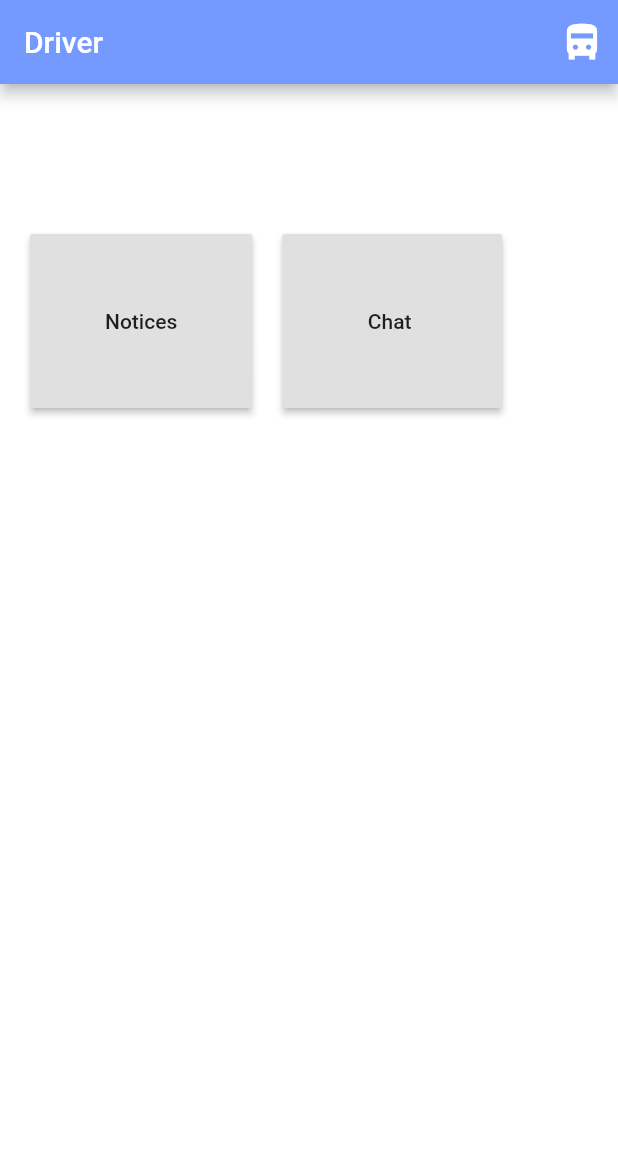
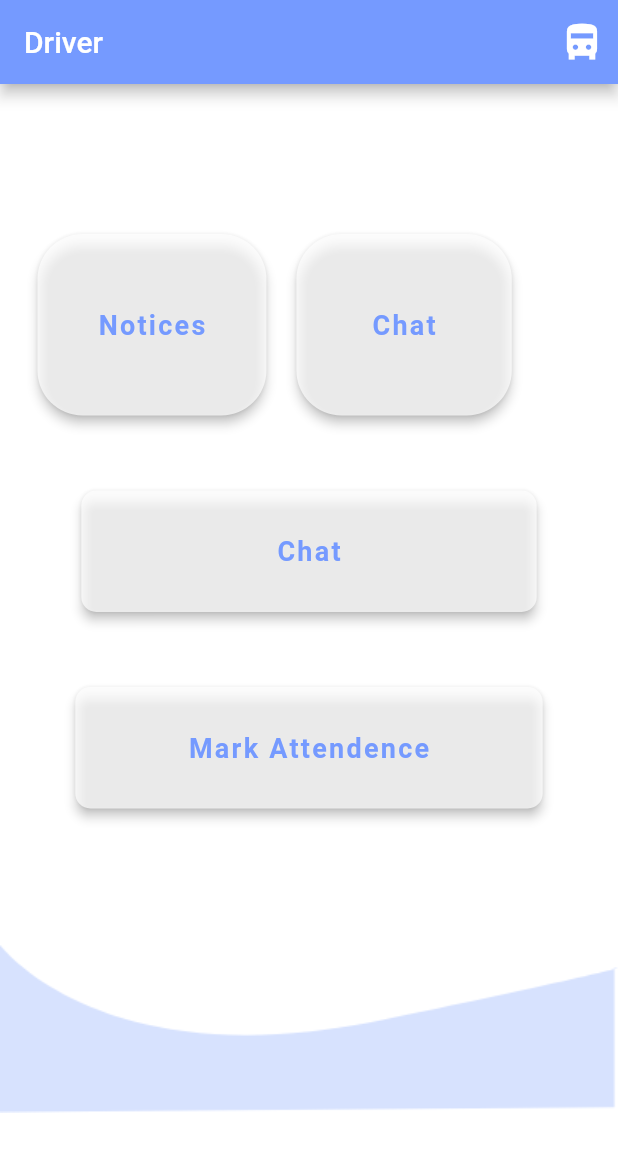
Before and after one commit to Christy02/SafeBus, a Flutter app: the DriverPage screen opened directly, on a phone screen of 412 x 824 dp. Shown: the top 1152 px of the screen. Run offline on Flutter 3.47's test engine with Material 2 defaults, Android fonts, the light colour scheme and no system bars; our stand-ins replace cloud_firestore, firebase_auth, firebase_core, fluttertoast; accounts and stored records are empty; Roboto replaces fonts that are missing (OpenSans).

Commit message:
notice added

```diff
--- a/lib/driver.dart
+++ b/lib/driver.dart
@@ -1,6 +1,6 @@
 import 'package:flutter/material.dart';
-
 import 'login.dart';
+import 'notice.dart';
 
 class DriverPage extends StatefulWidget {
   const DriverPage({Key? key}) : super(key: key);
@@ -12,7 +12,9 @@ class DriverPage extends StatefulWidget {
 class _DriverPageState extends State<DriverPage> {
   @override
   Widget build(BuildContext context) {
+    Size size = MediaQuery.of(context).size;
     return Scaffold(
+      resizeToAvoidBottomInset: false,
       appBar: AppBar(
         title: const Text('Driver'),
         backgroundColor: Color.fromARGB(255, 117, 154, 255),
@@ -30,37 +32,153 @@ class _DriverPageState extends State<DriverPage> {
               ))
         ],
       ),
-      body: Container(
-        child: Padding(
+      body: Column(
+        children: <Widget>[
+          Padding(
             padding: const EdgeInsets.only(
               top: 100,
-            left: 20,
-            right: 20,
+              left: 25,
+              right: 25,
             ),
             child: Row(
               children: <Widget>[
-              RaisedButton(
-                  padding: EdgeInsets.all(50),
+                ElevatedButton(
+                    style: ElevatedButton.styleFrom(
+                        primary: Colors.white70,
+                        elevation: 3,
+                        shape: RoundedRectangleBorder(
+                          borderRadius: BorderRadius.circular(30),
+                        ),
+                        padding: EdgeInsets.symmetric(
+                          vertical: 50,
+                          horizontal: 40,
+                        )),
                     onPressed: () {
                       Route route =
-                        MaterialPageRoute(builder: (context) => LoginPage());
+                          MaterialPageRoute(builder: (context) => NoticePage());
                       Navigator.push(context, route);
                     },
-                  child: const Text('Notices')),
+                    child: const Text(
+                      'Notices',
+                      style: TextStyle(
+                        letterSpacing: 1.5,
+                        fontSize: 18.0,
+                        fontWeight: FontWeight.bold,
+                        fontFamily: 'OpenSans',
+                        color: Color.fromARGB(255, 117, 154, 255),
+                      ),
+                    )),
                 const SizedBox(
                   width: 20,
                 ),
-              RaisedButton(
-                  padding: EdgeInsets.all(50),
+                ElevatedButton(
+                    style: ElevatedButton.styleFrom(
+                        primary: Colors.white70,
+                        elevation: 3,
+                        shape: RoundedRectangleBorder(
+                          borderRadius: BorderRadius.circular(30),
+                        ),
+                        padding: EdgeInsets.symmetric(
+                          vertical: 50,
+                          horizontal: 50,
+                        )),
                     onPressed: () {
                       Route route =
-                        MaterialPageRoute(builder: (context) => LoginPage());
+                          MaterialPageRoute(builder: (context) => NoticePage());
                       Navigator.push(context, route);
                     },
-                  child: const Text('  Chat   ')),
+                    child: const Text(
+                      'Chat',
+                      style: TextStyle(
+                        letterSpacing: 1.5,
+                        fontSize: 18.0,
+                        fontWeight: FontWeight.bold,
+                        fontFamily: 'OpenSans',
+                        color: Color.fromARGB(255, 117, 154, 255),
+                      ),
+                    )),
               ],
             ),
           ),
+          const SizedBox(
+            height: 50,
+          ),
+          Padding(
+            padding: const EdgeInsets.only(
+              left: 25,
+              right: 25,
+            ),
+            child: ElevatedButton(
+                style: ElevatedButton.styleFrom(
+                    primary: Colors.white70,
+                    elevation: 3,
+                    shape: RoundedRectangleBorder(
+                      borderRadius: BorderRadius.circular(10),
+                    ),
+                    padding: EdgeInsets.symmetric(
+                      vertical: 30,
+                      horizontal: 130,
+                    )),
+                onPressed: () {
+                  Route route =
+                      MaterialPageRoute(builder: (context) => NoticePage());
+                  Navigator.push(context, route);
+                },
+                child: const Text(
+                  'Chat',
+                  style: TextStyle(
+                    letterSpacing: 1.5,
+                    fontSize: 18.0,
+                    fontWeight: FontWeight.bold,
+                    fontFamily: 'OpenSans',
+                    color: Color.fromARGB(255, 117, 154, 255),
+                  ),
+                )),
+          ),
+          const SizedBox(
+            height: 50,
+          ),
+          Padding(
+            padding: const EdgeInsets.only(
+              left: 25,
+              right: 25,
+            ),
+            child: ElevatedButton(
+                style: ElevatedButton.styleFrom(
+                    primary: Colors.white70,
+                    elevation: 3,
+                    shape: RoundedRectangleBorder(
+                      borderRadius: BorderRadius.circular(10),
+                    ),
+                    padding: EdgeInsets.symmetric(
+                      vertical: 30,
+                      horizontal: 75,
+                    )),
+                onPressed: () {
+                  Route route =
+                      MaterialPageRoute(builder: (context) => NoticePage());
+                  Navigator.push(context, route);
+                },
+                child: const Text(
+                  'Mark Attendence',
+                  style: TextStyle(
+                    letterSpacing: 1.5,
+                    fontSize: 18.0,
+                    fontWeight: FontWeight.bold,
+                    fontFamily: 'OpenSans',
+                    color: Color.fromARGB(255, 117, 154, 255),
+                  ),
+                )),
+          ),
+          SizedBox(
+            height: 91,
+          ),
+          Positioned(
+            bottom: 0,
+            right: 0,
+            child: Image.asset("assets/bottom2.png", width: size.width),
+          ),
+        ],
       ),
     );
   }
```
Also changed, not shown: lib/admin.dart (+12 -0 lines), lib/notice.dart (added, +76 -0 lines), lib/parent.dart (+17 -0 lines), lib/writenotice.dart (added, +121 -0 lines). Lines whose indentation alone changed are shown as unchanged.
